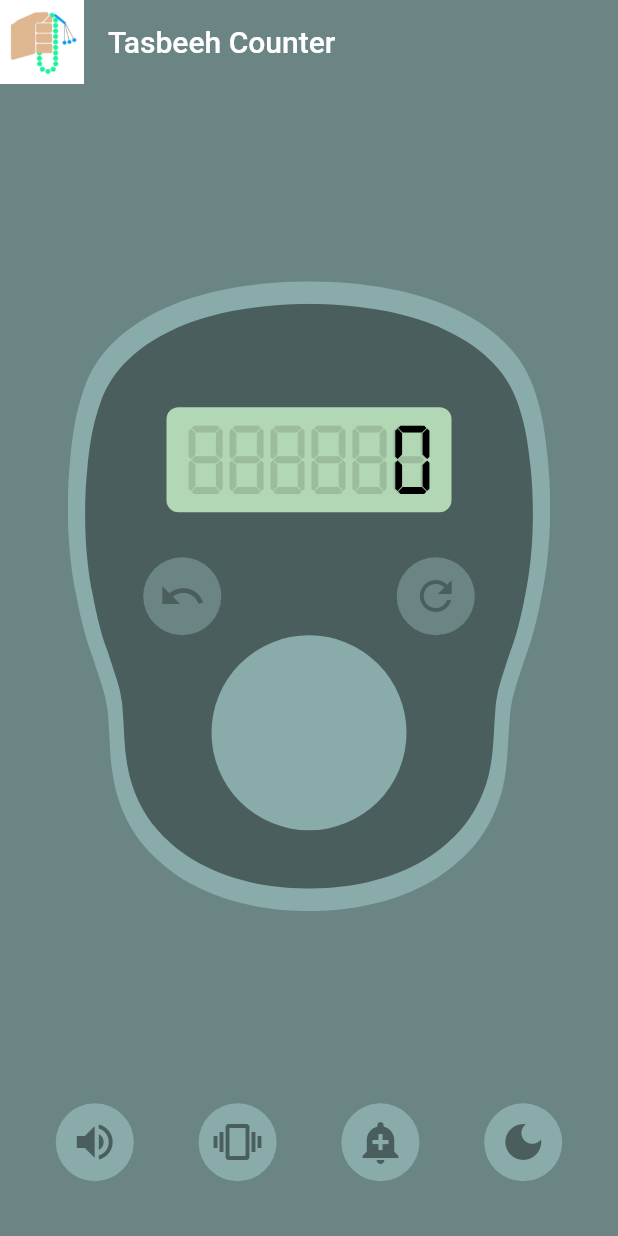
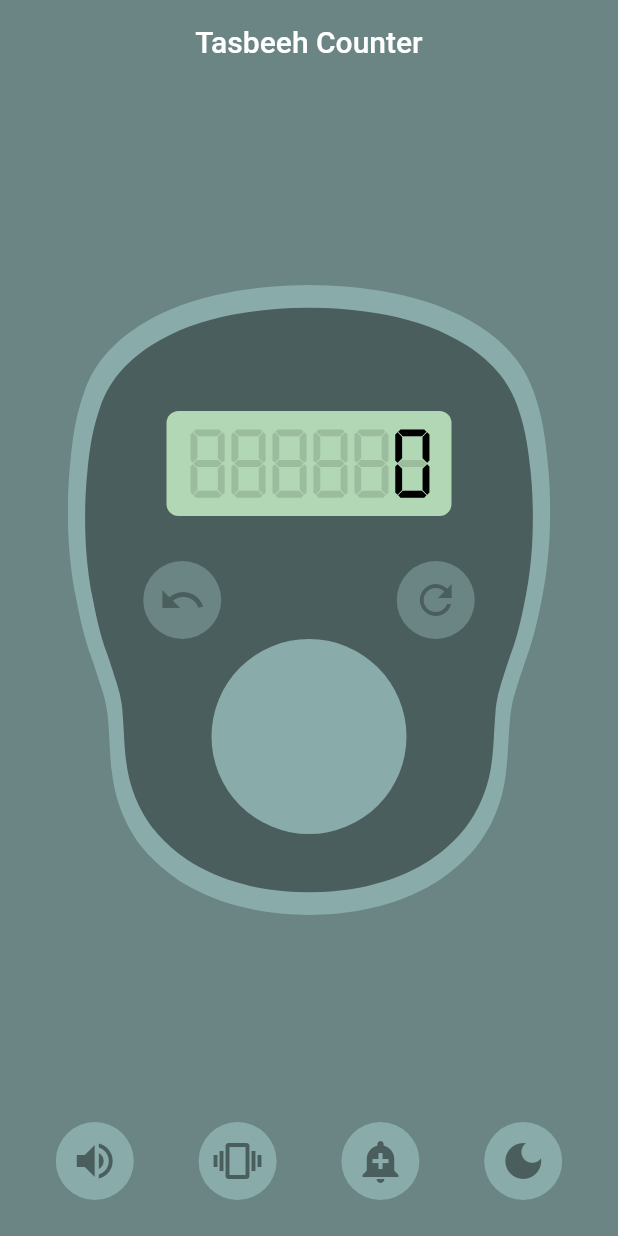
Before and after one commit to n4ff4h/tasbeeh_counter, a Flutter app: the screen it shows after launch, on a phone screen of 412 x 824 dp. Run offline on Flutter 3.47's test engine with Material 2 defaults, Android fonts, the phone set to English and light mode, and no system bars; our stand-ins replace flutter_svg, hooks_riverpod, shared_preferences.

Commit message:
fix: Digital numbers not aligning in counter display

```diff
--- a/lib/screens/home_body.dart
+++ b/lib/screens/home_body.dart
@@ -20,7 +20,7 @@ class HomeBody extends ConsumerWidget {
         // Tasbeeh Counter outer image
         Center(
           child: Padding(
-            padding: const EdgeInsets.only(top: 40),
+            padding: const EdgeInsets.only(top: 20),
             child: SvgPicture.asset(
               assetName,
               color: primaryColor,
@@ -32,7 +32,7 @@ class HomeBody extends ConsumerWidget {
         // Tasbeeh Counter inner image
         Center(
           child: Padding(
-            padding: const EdgeInsets.only(top: 40),
+            padding: const EdgeInsets.only(top: 20),
             child: SvgPicture.asset(
               assetName,
               color: tasbeehCounterColor,
@@ -43,7 +43,7 @@ class HomeBody extends ConsumerWidget {
         ),
         Center(
           child: Padding(
-            padding: const EdgeInsets.only(top: 70),
+            padding: const EdgeInsets.only(top: 50),
             child: Column(
               mainAxisAlignment: MainAxisAlignment.center,
               children: [
--- a/lib/screens/home_screen.dart
+++ b/lib/screens/home_screen.dart
@@ -15,7 +15,7 @@ class HomeScreen extends StatelessWidget {
       appBar: AppBar(
         backgroundColor: scaffoldBackgroundColor,
         elevation: 0,
-        leading: Image.asset('assets/images/tasbeeh_counter.png'),
+        centerTitle: true,
         title: const Text(
           'Tasbeeh Counter',
           style: TextStyle(
@@ -26,7 +26,7 @@ class HomeScreen extends StatelessWidget {
       body: const HomeBody(),
       bottomNavigationBar: SizedBox(
         width: size.width,
-        height: 125,
+        height: 100,
         child: Row(
           mainAxisAlignment: MainAxisAlignment.spaceEvenly,
           children: const [
--- a/lib/widgets/counter_display.dart
+++ b/lib/widgets/counter_display.dart
@@ -29,24 +29,29 @@ class CounterDisplay extends ConsumerWidget {
               return SizedBox(
                 height: maxHeight * 0.95,
                 width: maxWidth * 0.845,
-                child: Center(
                 child: Stack(
                   children: [
                     Positioned(
                       right: 0,
+                      bottom: 0,
+                      top: 0,
                       child: DigitalNumber(
                         value: notifier,
                         height: maxHeight * 0.65,
                         color: Colors.black,
                       ),
                     ),
-                      DigitalNumber(
+                    Positioned(
+                      right: 0,
+                      bottom: 0,
+                      top: 0,
+                      child: DigitalNumber(
                         value: 888888,
                         height: maxHeight * 0.65,
                         color: Colors.black12,
+                      ),
                     )
                   ],
-                  ),
                 ),
               );
             },
```
Lines whose indentation alone changed are shown as unchanged.
